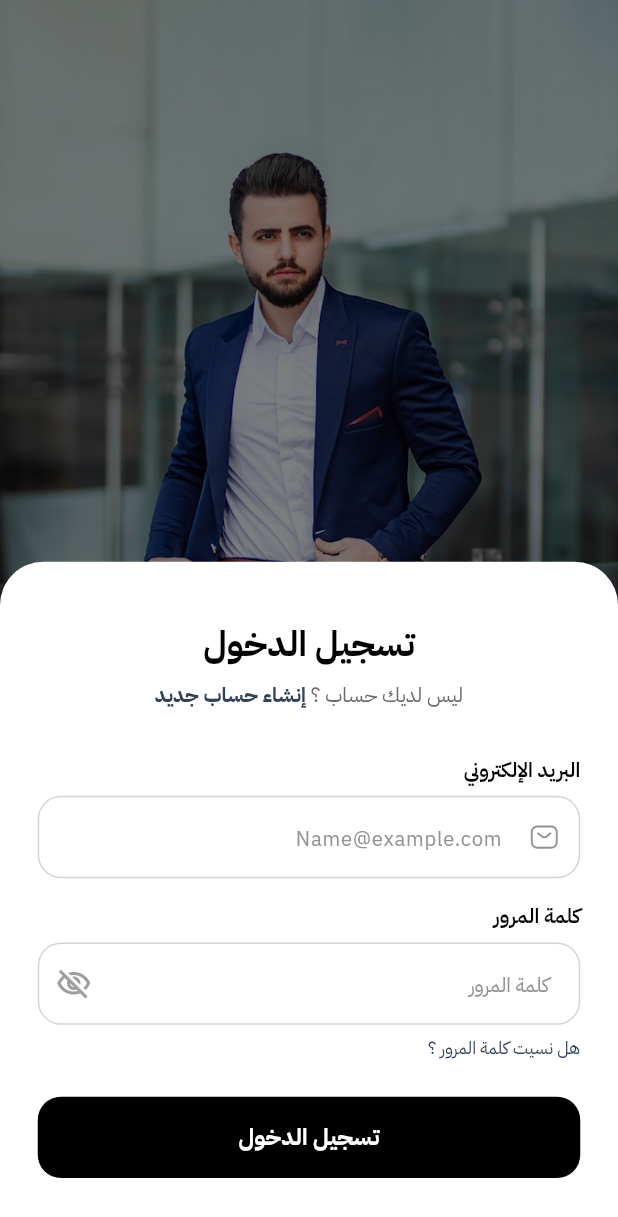
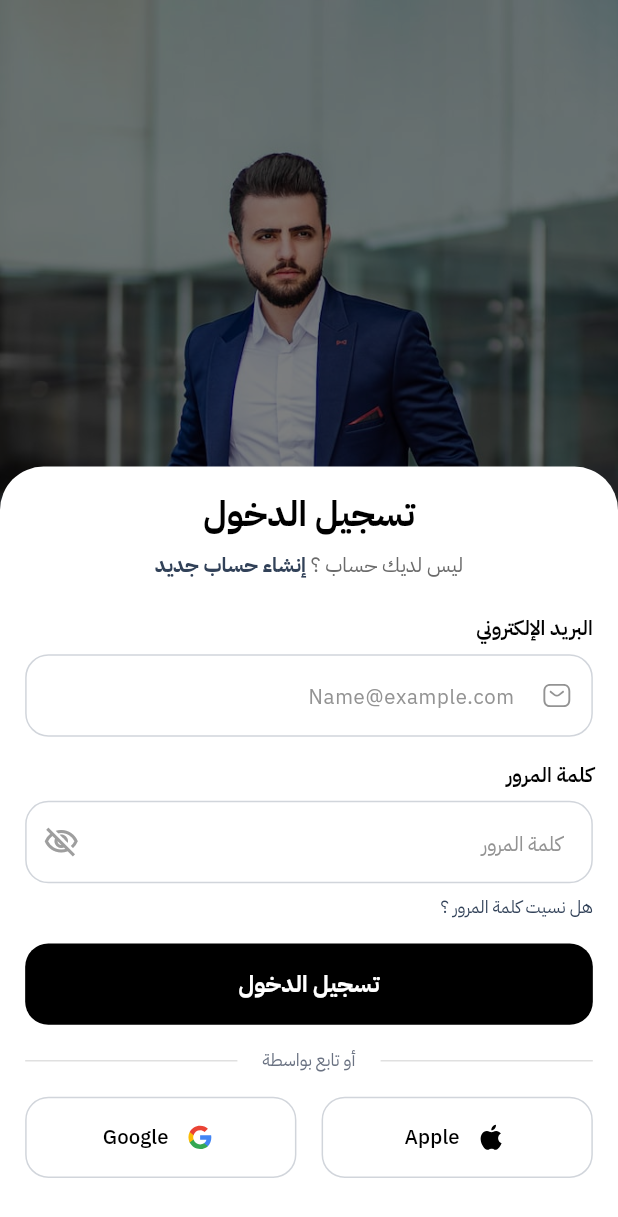
Before and after one commit to M-I-Fekry/waheed-suits-app, a Flutter app: the screen it shows after launch, on a phone screen of 412 x 824 dp. Shown: the top 1217 px of the screen. Run offline on Flutter 3.47's test engine with Material 3 defaults, Android fonts, the phone set to English and light mode, and no system bars; our stand-ins replace animate_do, flutter_screenutil, flutter_svg, lottie.

Commit message:
feat(auth): complete login screen UI with custom inputs and social buttons

```diff
--- a/lib/views/auth/welcom/login/view.dart
+++ b/lib/views/auth/welcom/login/view.dart
@@ -10,7 +10,9 @@ class LoginView extends StatelessWidget {
 
   @override
   Widget build(BuildContext context) {
-    return Scaffold(
+    return GestureDetector(
+      onTap: () => FocusScope.of(context).unfocus(),
+      child: Scaffold(
         body: Stack(
           children: [
             Positioned.fill(
@@ -23,10 +25,12 @@ class LoginView extends StatelessWidget {
               alignment: Alignment.bottomCenter,
               child: Container(
                 width: double.infinity,
-              padding: EdgeInsets.symmetric(horizontal: 24.w, vertical: 40.h),
+                padding: EdgeInsets.symmetric(horizontal: 16.w, vertical: 16.h),
                 decoration: BoxDecoration(
                   color: AppColors.background,
-                borderRadius: BorderRadius.vertical(top: Radius.circular(30.r)),
+                  borderRadius: BorderRadius.vertical(
+                    top: Radius.circular(30.r),
+                  ),
                 ),
                 child: Column(
                   mainAxisSize: MainAxisSize.min,
@@ -63,7 +67,7 @@ class LoginView extends StatelessWidget {
                         ),
                       ],
                     ),
-                  SizedBox(height: 32.h),
+                    SizedBox(height: 24.h),
                     AppInput(
                       title: 'البريد الإلكتروني',
                       hintText: 'Name@example.com',
@@ -89,14 +93,121 @@ class LoginView extends StatelessWidget {
                         ),
                       ),
                     ),
+                    SizedBox(height: 16.h),
+                    AppButton(text: 'تسجيل الدخول', onPressed: () {}),
+                    SizedBox(height: 16.h),
+                    Row(
+                      children: [
+                        Expanded(
+                          child: Divider(
+                            color: Colors.grey.shade300,
+                            thickness: 1,
+                          ),
+                        ),
+                        Padding(
+                          padding: EdgeInsets.symmetric(horizontal: 16.w),
+                          child: Text(
+                            'أو تابع بواسطة',
+                            style: TextStyle(
+                              fontSize: 12.sp,
+                              color: AppColors.coolGrey,
+                            ),
+                          ),
+                        ),
+                        Expanded(
+                          child: Divider(
+                            color: Colors.grey.shade300,
+                            thickness: 1,
+                          ),
+                        ),
+                      ],
+                    ),
+                    SizedBox(height: 16.h),
+                    Row(
+                      children: [
+                        Expanded(
+                          child: SizedBox(
+                            height: 56.h,
+                            child: OutlinedButton(
+                              onPressed: () {},
+                              style: OutlinedButton.styleFrom(
+                                shape: RoundedRectangleBorder(
+                                  borderRadius: BorderRadius.circular(16.r),
+                                ),
+                                side: const BorderSide(
+                                  color: Color(0xFFD1D5DB),
+                                  width: 1,
+                                ),
+                              ),
+                              child: Row(
+                                mainAxisAlignment: MainAxisAlignment.center,
+                                children: [
+                                  AppImage(
+                                    image: 'apple.svg',
+                                    width: 24.w,
+                                    height: 24.h,
+                                  ),
+                                  SizedBox(width: 8.w),
+                                  Text(
+                                    'Apple',
+                                    style: TextStyle(
+                                      fontSize: 14.sp,
+                                      color: Colors.black,
+                                      fontWeight: FontWeight.w500,
+                                    ),
+                                  ),
+                                ],
+                              ),
+                            ),
+                          ),
+                        ),
+                        SizedBox(width: 16.w),
+                        Expanded(
+                          child: SizedBox(
+                            height: 56.h,
+                            child: OutlinedButton(
+                              onPressed: () {},
+                              style: OutlinedButton.styleFrom(
+                                shape: RoundedRectangleBorder(
+                                  borderRadius: BorderRadius.circular(16.r),
+                                ),
+                                side: const BorderSide(
+                                  color: Color(0xFFD1D5DB),
+                                  width: 1,
+                                ),
+                              ),
+                              child: Row(
+                                mainAxisAlignment: MainAxisAlignment.center,
+                                children: [
+                                  AppImage(
+                                    image: 'google.svg',
+                                    width: 24.w,
+                                    height: 24.h,
+                                  ),
+                                  SizedBox(width: 8.w),
+                                  Text(
+                                    'Google',
+                                    style: TextStyle(
+                                      fontSize: 14.sp,
+                                      color: Colors.black,
+                                      fontWeight: FontWeight.w500,
+                                    ),
+                                  ),
+                                ],
+                              ),
+                            ),
+                          ),
+                        ),
+                      ],
+                    ),
                     SizedBox(height: 24.h),
-                  AppButton(text: 'تسجيل الدخول', onPressed: () {}),
                   ],
                 ),
               ),
             ),
           ],
         ),
+      ),
     );
   }
 }
```
Also changed, not shown: assets/icons/google.svg. Lines whose indentation alone changed are shown as unchanged.
